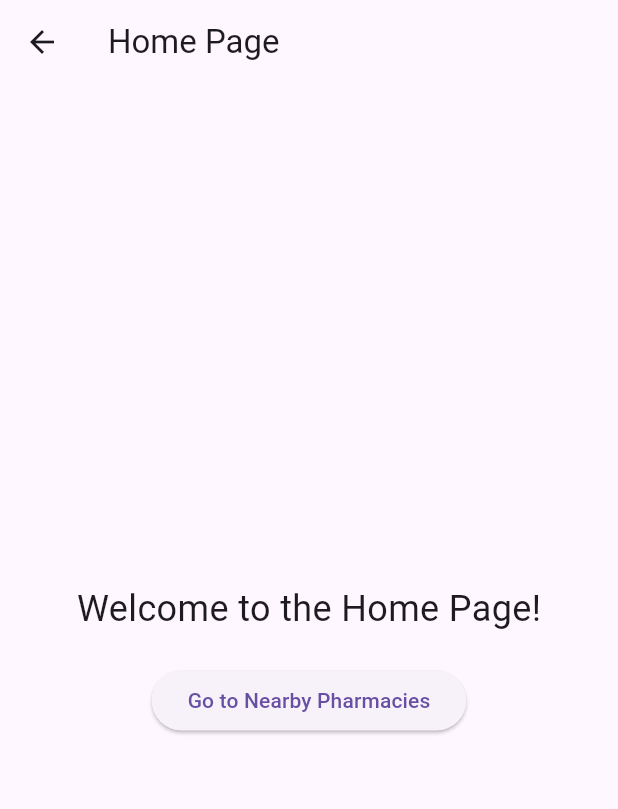
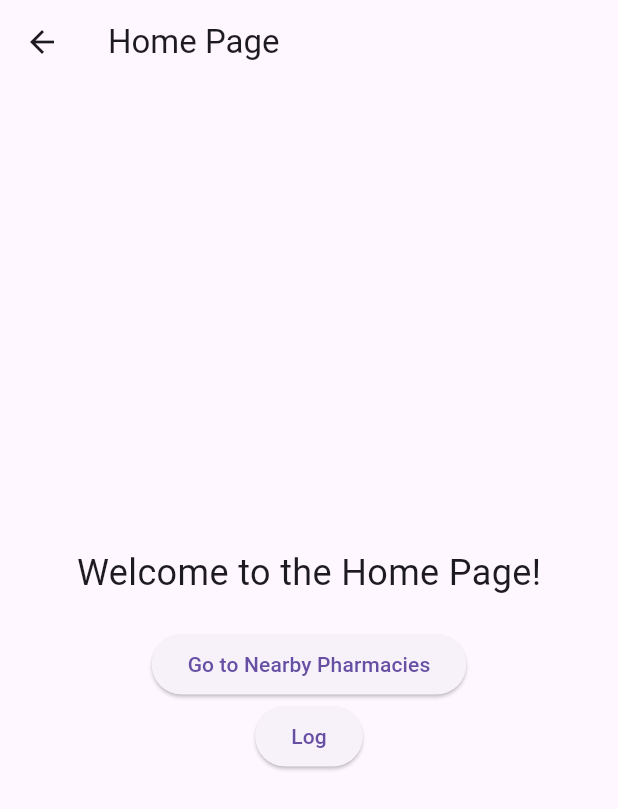
Before and after one commit to Rawan-TarekSobhy/DEPI-Final-Project, a Flutter app: the HomePage screen opened by its route, on a phone screen of 412 x 824 dp. Shown: the top 809 px of the screen. Run offline on Flutter 3.47's test engine with Material 3 defaults, Android fonts, the light colour scheme and no system bars; our stand-ins replace connectivity_plus, dio, flutter_map, flutter_spinkit, geolocator, get and 2 more; accounts and stored records are empty; Roboto replaces fonts that are missing (YourFontFamily).

Commit message:
Add files via upload

```diff
--- a/lib/presentation/home_page.dart
+++ b/lib/presentation/home_page.dart
@@ -22,6 +22,10 @@ class HomePage extends StatelessWidget {
             onPressed: () => Get.toNamed('/nerbyPharmacies'),
             child: const Text('Go to Nearby Pharmacies'),
           ),
+          ElevatedButton(
+            onPressed: () => Get.toNamed('/medicationLog'),
+            child: const Text('Log'),
+          ),
         ],
       ),
     );
```
